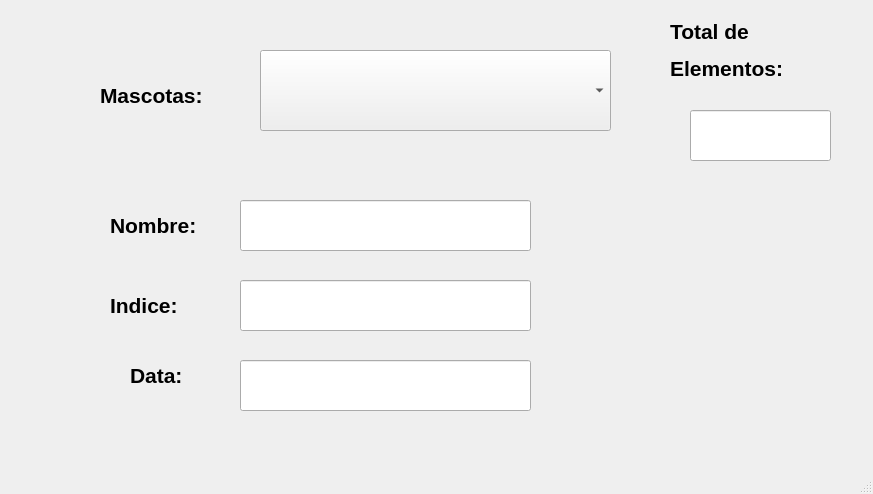
The window that P1_EjemploCombobox.ui (ahgarciar/PIP_UNIDAD_3_2021_3) describes before a commit, drawn with Qt 5.
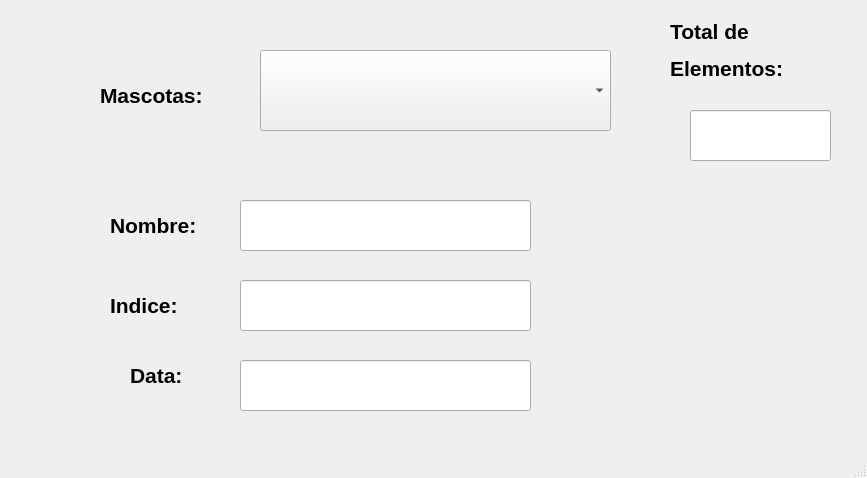
The same window after the commit.

What changed in the file:
```diff
--- a/P1_EjemploCombobox.ui
+++ b/P1_EjemploCombobox.ui
@@ -6,8 +6,8 @@
    <rect>
     <x>0</x>
     <y>0</y>
-    <width>873</width>
-    <height>494</height>
+    <width>867</width>
+    <height>478</height>
    </rect>
   </property>
   <property name="windowTitle">
```
Left out of the diff: 23 changed lines with no effect on the pictures.
